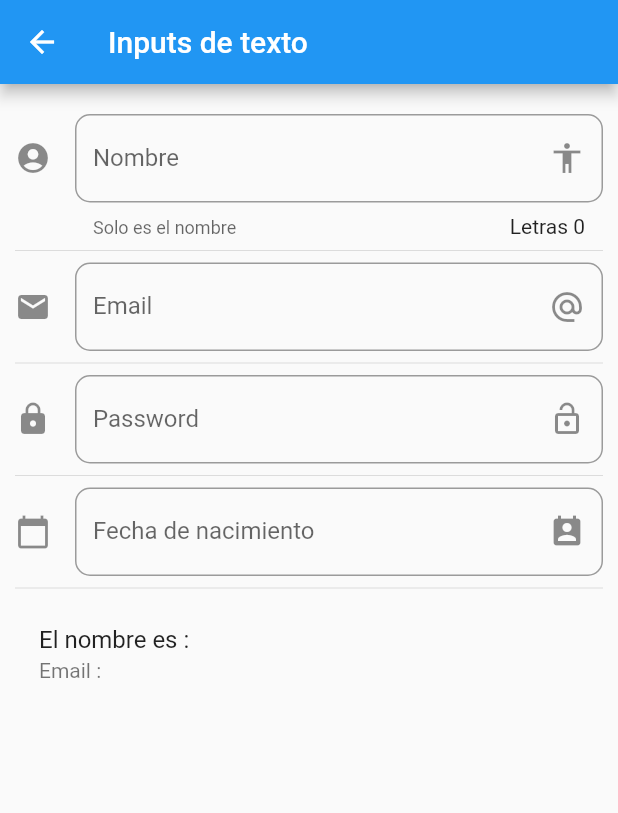
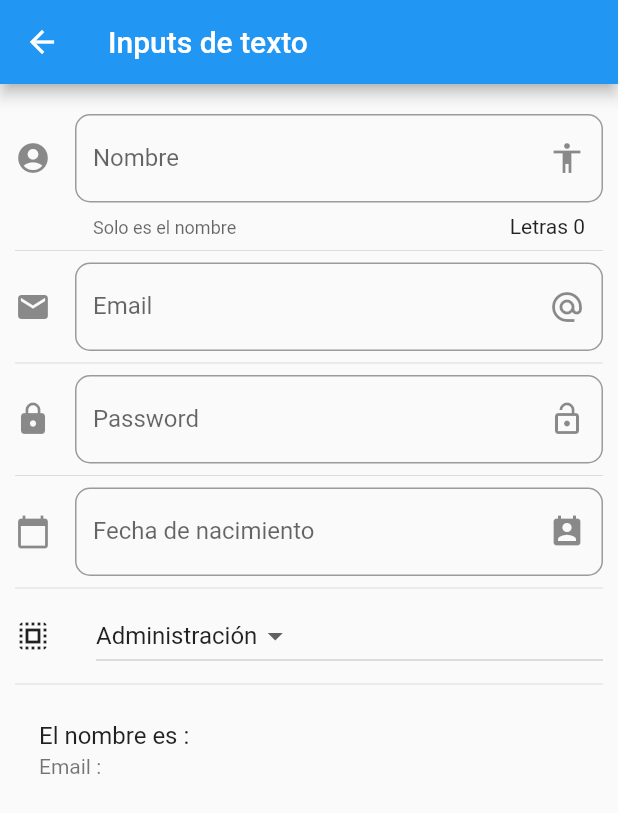
Before and after one commit to josue1dario2/App-demo, a Flutter app: the InputPage screen opened by its route, on a phone screen of 412 x 824 dp. Shown: the top 813 px of the screen. Run offline on Flutter 3.47's test engine with Material 2 defaults, Android fonts, the phone set to English and light mode, and no system bars; key blocks and very long unbroken strings in the code were emptied for the run.

Commit message:
dropdown

```diff
--- a/lib/src/pages/input_page.dart
+++ b/lib/src/pages/input_page.dart
@@ -16,6 +16,9 @@ class _InputPageState extends State<InputPage>{
   String _email = "";
   String _password = "";
   String _fecha = "";
+  String _opcionSelecionada = 'Administración';
+  final List<String> _ocupacion = ['Administración','Producción','Transporte','Otro'];
+
   TextEditingController _inputDate = new TextEditingController();
 
   @override
@@ -35,6 +38,8 @@ class _InputPageState extends State<InputPage>{
           _crearPassword(),
           const Divider(),
           _crearFecha(context),
+          const Divider(),
+          _crearDropdown(),
           const Divider(),
           _crearPersona(),
         ],
@@ -148,7 +153,7 @@ class _InputPageState extends State<InputPage>{
         initialDate: DateTime.now(),
         firstDate: DateTime(2021),
         lastDate: DateTime(2025),
-        locale: Locale('es','ES')
+        locale: const Locale('es','ES')
     );
 
     if(picked != null){
@@ -158,4 +163,42 @@ class _InputPageState extends State<InputPage>{
       });
     }
   }
+
+  List<DropdownMenuItem<String>> getDropdown(){
+
+  List<DropdownMenuItem<String>> lista = [];
+
+  _ocupacion.forEach((ocupacion) {
+
+    lista.add(DropdownMenuItem(
+      child: Text(ocupacion),
+      value: ocupacion,
+    ));
+
+  });
+
+  return lista;
 }
+
+  Widget _crearDropdown() {
+
+    return Row(
+      children: [
+        const Icon(Icons.select_all),
+        const SizedBox(width: 30.0),
+        Expanded(
+          child: DropdownButton(
+            value: _opcionSelecionada,
+            items: getDropdown(),
+            onChanged: (opt){
+             setState(() {
+               _opcionSelecionada = opt.toString();
+             });
+            },
+    ),
+        ),
+      ],
+    );
+
+  }
+}
```
